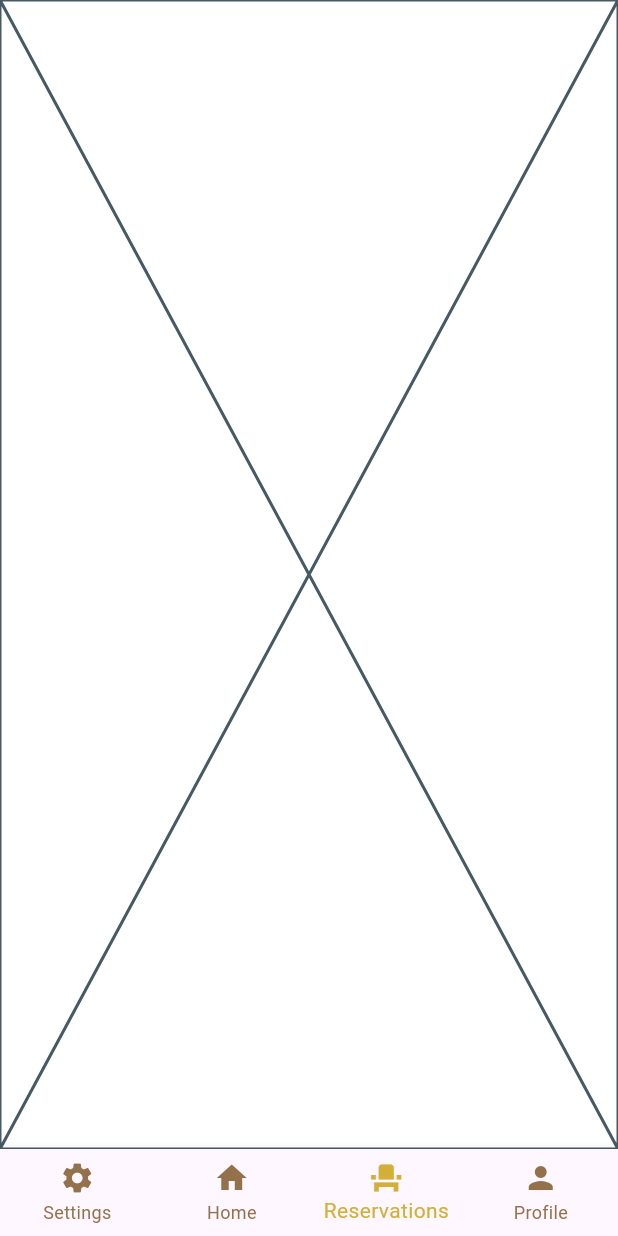
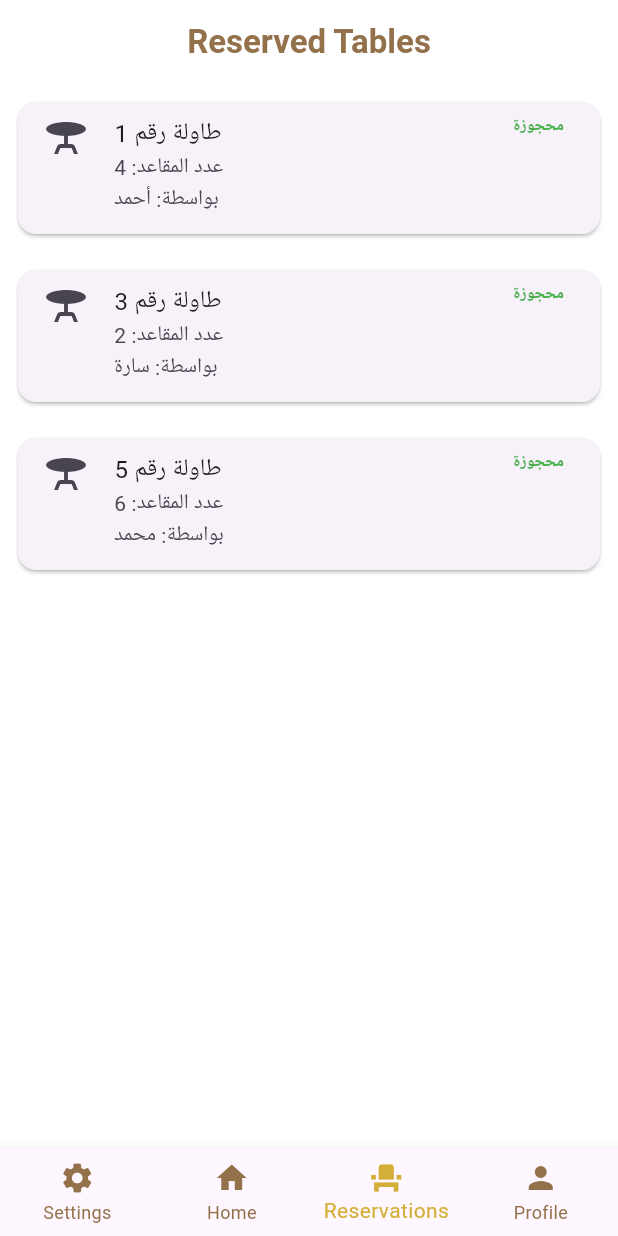
Before and after one commit to osos2511/SeatMe, a Flutter app: the screen it shows after launch, item 3 of the bottom bar chosen, on a phone screen of 412 x 824 dp. Run offline on Flutter 3.47's test engine with Material 3 defaults, Android fonts, the phone set to English and light mode, and no system bars; our stand-ins replace carousel_slider, flutter_screenutil, google_fonts, pin_code_fields, shared_preferences, smooth_page_indicator.

Commit message:
+reservation tab

```diff
--- a/lib/presentation/screens/main_screen/tabs/home/home.dart
+++ b/lib/presentation/screens/main_screen/tabs/home/home.dart
@@ -2,7 +2,6 @@ import 'package:carousel_slider/carousel_slider.dart';
 import 'package:flutter/material.dart';
 import 'package:flutter_screenutil/flutter_screenutil.dart';
 import 'package:google_fonts/google_fonts.dart';
-import 'package:seatme/core/routes_manager.dart';
 import 'package:seatme/core/theme/colors.dart';
 import 'package:seatme/presentation/screens/main_screen/tabs/home/widgets/discount_card.dart';
 import 'package:seatme/presentation/screens/main_screen/tabs/home/widgets/home_card.dart';
--- a/lib/presentation/screens/main_screen/tabs/reservations.dart
+++ b/lib/presentation/screens/main_screen/tabs/reservations.dart
@@ -1,10 +1,48 @@
 import 'package:flutter/material.dart';
 
+import '../../../../core/theme/colors.dart';
+
 class Reservations extends StatelessWidget {
-  const Reservations({super.key});
+  final List<Map<String, dynamic>> reservedTables = [
+    {"tableNumber": 1, "seats": 4, "status": "محجوزة", "name": "أحمد"},
+    {"tableNumber": 3, "seats": 2, "status": "محجوزة", "name": "سارة"},
+    {"tableNumber": 5, "seats": 6, "status": "محجوزة", "name": "محمد"},
+  ];
+
+   Reservations({super.key});
 
   @override
   Widget build(BuildContext context) {
-    return const Placeholder();
+    return Scaffold(
+      appBar: AppBar(
+        backgroundColor: Colors.white,
+        title: const Text('Reserved Tables',style:TextStyle(color:  ColorApp.secondaryColor2,fontWeight: FontWeight.bold)),
+        centerTitle: true,
+        automaticallyImplyLeading: false,
+      ),
+      body: ListView.builder(
+        itemCount: reservedTables.length,
+        itemBuilder: (context, index) {
+          final table = reservedTables[index];
+          return Card(
+            margin: EdgeInsets.all(12),
+            shape: RoundedRectangleBorder(borderRadius: BorderRadius.circular(12)),
+            child: ListTile(
+              leading: Icon(Icons.table_bar, size: 32),
+              title: Text("طاولة رقم ${table['tableNumber']}"),
+              subtitle: Text("عدد المقاعد: ${table['seats']}\nبواسطة: ${table['name']}"),
+              trailing: Text(
+                table['status'],
+                style: TextStyle(
+                  color: Colors.green,
+                  fontWeight: FontWeight.bold,
+                ),
+              ),
+              isThreeLine: true,
+            ),
+          );
+        },
+      ),
+    );
   }
 }
--- a/pubspec.yaml
+++ b/pubspec.yaml
@@ -16,7 +16,7 @@ publish_to: 'none' # Remove this line if you wish to publish to pub.dev
 # https://developer.apple.com/library/archive/documentation/General/Reference/InfoPlistKeyReference/Articles/CoreFoundationKeys.html
 # In Windows, build-name is used as the major, minor, and patch parts
 # of the product and file versions while build-number is used as the build suffix.
-version: 1.0.0+1
+version: 1.0.0+3
 
 environment:
   sdk: ^3.7.0
```
